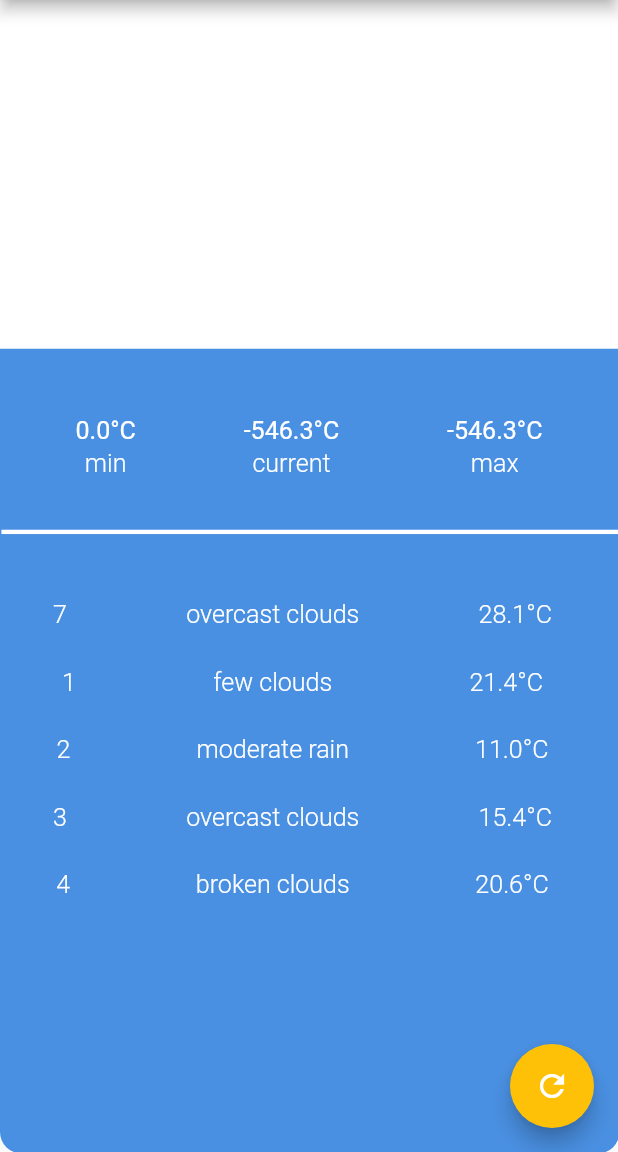
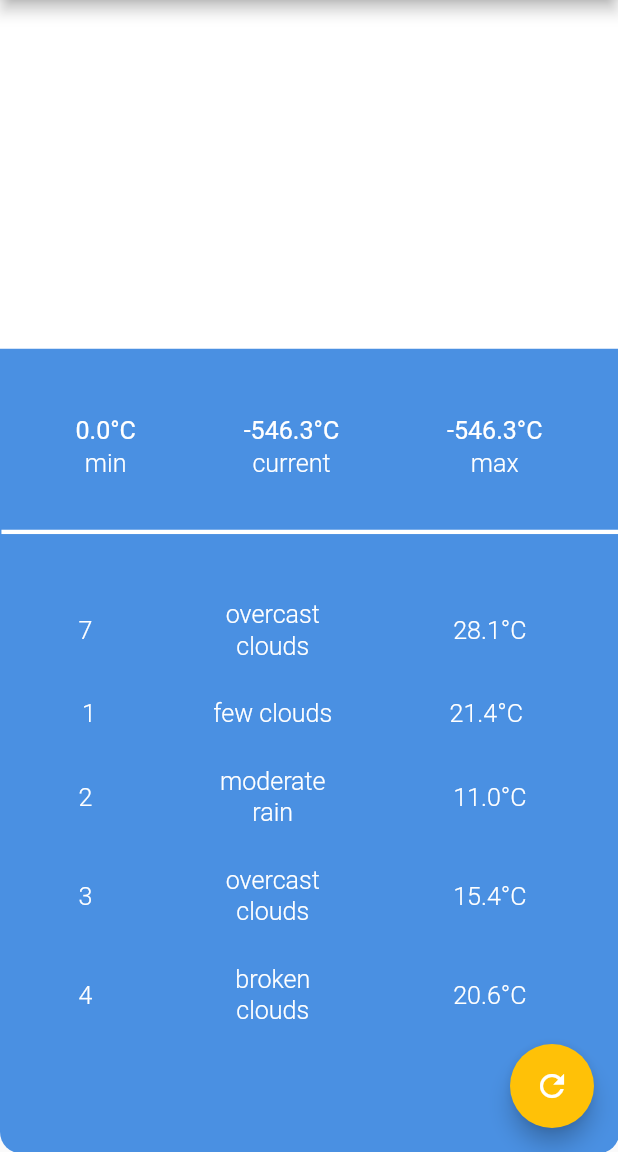
Before and after one commit to DevBongz/weather-app, a Flutter app: the screen it shows after launch, scrolled down 124 dp, on a phone screen of 412 x 824 dp, the part 84-1236 px from its top. Run offline on Flutter 3.47's test engine with Material 2 defaults, Android fonts, the phone set to English and light mode, and no system bars.

Commit message:
Fix pixel overflow

```diff
--- a/weather_app/lib/main.dart
+++ b/weather_app/lib/main.dart
@@ -1547,7 +1547,8 @@ class _HomePageState extends State<HomePage> {
                                       mainAxisAlignment:
                                           MainAxisAlignment.spaceEvenly,
                                       children: [
-                                        Text(
+                                        Flexible(
+                                          child: Text(
                                             data['day'],
                                             textAlign: TextAlign.center,
                                             style: TextStyle(
@@ -1557,8 +1558,10 @@ class _HomePageState extends State<HomePage> {
                                               color: Color(0xffffffff),
                                             ),
                                           ),
-                                        SizedBox(width: 70),
-                                        Text(
+                                        ),
+                                        SizedBox(width: 30),
+                                        Flexible(
+                                          child: Text(
                                             data['description'],
                                             textAlign: TextAlign.center,
                                             style: TextStyle(
@@ -1568,8 +1571,10 @@ class _HomePageState extends State<HomePage> {
                                               color: Color(0xffffffff),
                                             ),
                                           ),
-                                        SizedBox(width: 70),
-                                        Text(
+                                        ),
+                                        SizedBox(width: 30),
+                                        Flexible(
+                                          child: Text(
                                             data['tempMax'],
                                             textAlign: TextAlign.center,
                                             style: TextStyle(
@@ -1579,6 +1584,7 @@ class _HomePageState extends State<HomePage> {
                                               color: Color(0xffffffff),
                                             ),
                                           ),
+                                        ),
                                       ],
                                     ),
                                   );
```
Lines whose indentation alone changed are shown as unchanged.
